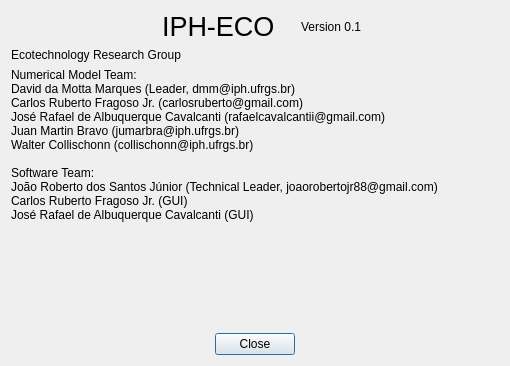
IPH-ECO/iph-eco-gui, file src/ui/about_dialog.ui: the form before one commit.
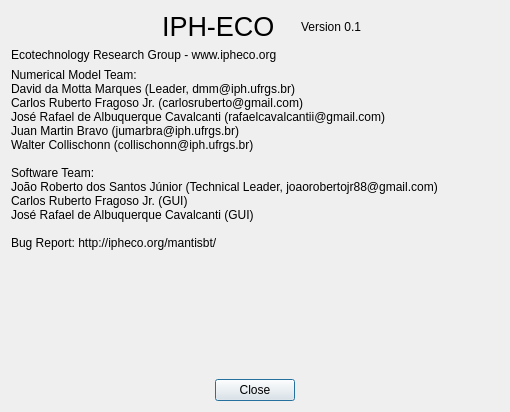
The form after the commit. Icons and pictures are not drawn.

Commit message: Adding website information to about dialog

```diff
--- a/src/ui/about_dialog.ui
+++ b/src/ui/about_dialog.ui
@@ -7,19 +7,19 @@
     <x>0</x>
     <y>0</y>
     <width>510</width>
-    <height>366</height>
+    <height>412</height>
    </rect>
   </property>
   <property name="minimumSize">
    <size>
     <width>510</width>
-    <height>366</height>
+    <height>412</height>
    </size>
   </property>
   <property name="maximumSize">
    <size>
     <width>510</width>
-    <height>366</height>
+    <height>412</height>
    </size>
   </property>
   <property name="windowTitle">
@@ -106,7 +106,7 @@
      <item row="0" column="0">
       <widget class="QLabel" name="label_4">
        <property name="text">
-        <string>Ecotechnology Research Group</string>
+        <string>Ecotechnology Research Group - www.ipheco.org</string>
        </property>
       </widget>
      </item>
@@ -123,7 +123,9 @@
 Software Team:
 João Roberto dos Santos Júnior (Technical Leader, joaorobertojr88@gmail.com)
 Carlos Ruberto Fragoso Jr. (GUI)
-José Rafael de Albuquerque Cavalcanti (GUI)</string>
+José Rafael de Albuquerque Cavalcanti (GUI)
+
+Bug Report: http://ipheco.org/mantisbt/</string>
        </property>
       </widget>
      </item>
```
